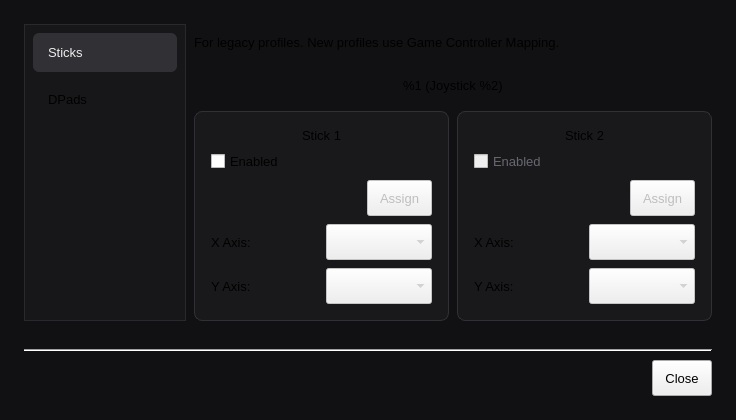
davaughnl/Pad, file src/gui/advancestickassignmentdialog.ui: the form before one commit.
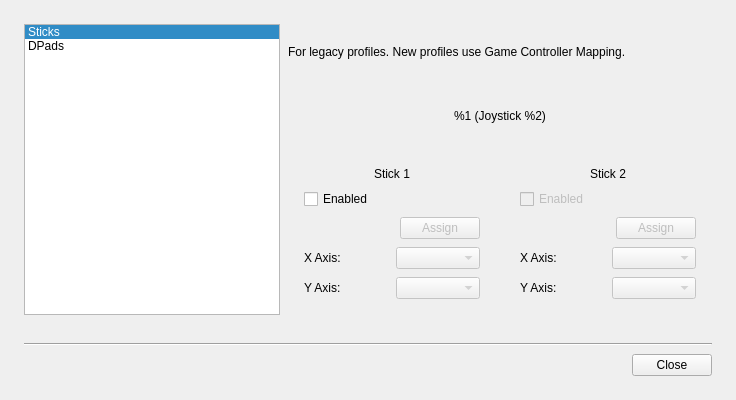
The form after the commit. Icons and pictures are not drawn.

Commit message: dialogs: drop per-dialog stylesheets so the app palette and 24px controls apply everywhere

```diff
--- a/src/gui/advancestickassignmentdialog.ui
+++ b/src/gui/advancestickassignmentdialog.ui
@@ -22,26 +22,6 @@
   <property name="modal">
    <bool>true</bool>
   </property>
-  <property name="styleSheet">
-   <string notr="true">QWidget { font-family: "Geist"; font-size: 13px; font-weight: 400; }
-QListWidget#listWidget { background: #171719; border: 1px solid #29292d; padding: 8px; min-width: 144px; max-width: 144px; }
-QListWidget#listWidget::item { padding: 12px; margin-bottom: 8px; border-radius: 6px; }
-QListWidget#listWidget::item:selected { background: #303035; color: #eeeeef; }
-QListWidget#listWidget::item:hover { background: #242428; }
-QDialog { background: #111113; }
-QPushButton, QToolButton { min-height: 24px; padding: 5px 12px; }
-QComboBox, QLineEdit, QSpinBox, QDoubleSpinBox { min-height: 24px; padding-top: 5px; padding-bottom: 5px; }
-QGroupBox { padding: 16px; margin-top: 16px; }
-QGroupBox::title { color: #b8b8bf; left: 16px; }
-QLabel:disabled, QCheckBox:disabled { color: #67676f; }
-JoyControlStickButtonPushButton[isflashing="true"] { background: #e8e8eb; color: #111113; border-color: #ffffff; }
-QDialogButtonBox { border: none; padding-top: 8px; }
-QFrame[frameShape="4"], QFrame[frameShape="5"] { color: #29292d; background: #29292d; max-height: 1px; border: none; }
-QGroupBox::indicator { width: 16px; height: 16px; border: 1px solid #505058; border-radius: 4px; background: #19191c; }
-QGroupBox::indicator:checked { background: #eeeeef; image: url(:/pad/icons/check-dark.svg); }
-
-QFrame#verticalLayoutCard, QFrame#verticalLayout_2Card { background: #19191c; border: 1px solid #303035; border-radius: 8px; }</string>
-  </property>
   <layout class="QVBoxLayout" name="verticalLayout_5">
    <property name="spacing"><number>8</number></property>
    <property name="leftMargin"><number>24</number></property>
```
The commit also changes 7 other files.
